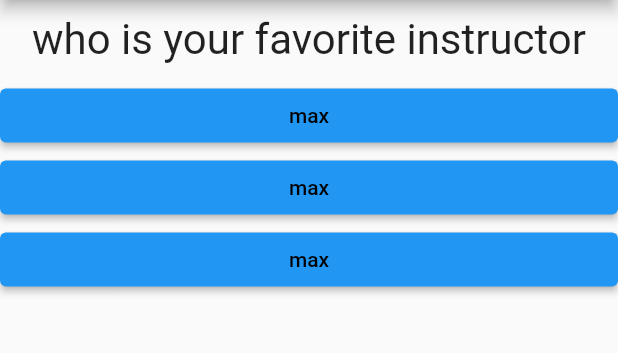
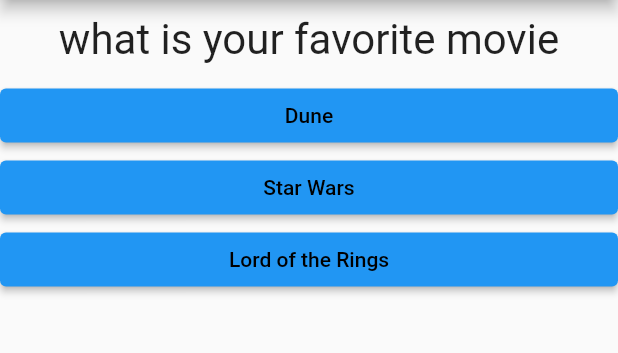
Before and after one commit to pveg/Flutter_Testing_App, a Flutter app: the screen it shows after launch, after a tap on "red", after a tap on "snake", on a phone screen of 412 x 824 dp, the part 84-437 px from its top. Run offline on Flutter 3.47's test engine with Material 2 defaults, Android fonts, the phone set to English and light mode, and no system bars.

Commit message:
passes values throught the widgets, result score and text

```diff
--- a/lib/main.dart
+++ b/lib/main.dart
@@ -20,23 +20,44 @@ class _MyTestingAppState extends State<MyTestingApp> {
   static const _questions = [
     {
       'questionText': 'what is your favorite color',
-      'answers': ['red', 'blue', 'white']
+      'answers': [
+        {'text': 'red', 'score': 10},
+        {'text': 'blue', 'score': 20},
+        {'text': 'white', 'score': 30}
+      ]
     },
     {
       'questionText': 'what is your favorite animal',
-      'answers': ['rabbit', 'snake', 'dog']
+      'answers': [
+        {'text': 'rabbit', 'score': 20},
+        {'text': 'snake', 'score': 10},
+        {'text': 'dog', 'score': 30}
+      ]
     },
     {
-      'questionText': 'who is your favorite instructor',
-      'answers': ['max', 'max', 'max']
+      'questionText': 'what is your favorite movie',
+      'answers': [
+        {'text': 'Dune', 'score': 20},
+        {'text': 'Star Wars', 'score': 30},
+        {'text': 'Lord of the Rings', 'score': 10}
+      ]
     },
   ];
+
   var _questionIndex = 0;
-  void _answerQuestion() {
+  var _totalScore = 0;
+
+void _answerQuestion(int score) {
+    _totalScore += score;
     setState(() {
       _questionIndex++;
     });
     print(_questionIndex);
+    if (_questionIndex < _questions.length) {
+      print('We have more questions!');
+    } else {
+      print('No more questions!');
+    }
   }
 
   @override //makes clear that we overrides the build method
@@ -51,7 +72,7 @@ class _MyTestingAppState extends State<MyTestingApp> {
                 questionIndex: _questionIndex,
                 questions: _questions,
               )
-            : Result(),
+            : Result(_totalScore),
       ),
     ); //receive the named arguments
   }
--- a/lib/quiz.dart
+++ b/lib/quiz.dart
@@ -5,7 +5,8 @@ import 'answers.dart';
 class Quiz extends StatelessWidget {
   final List<Map<String, Object>> questions;
   final int questionIndex;
-  final VoidCallback answerQuestion;
+  final Function answerQuestion; //VoidCallback is useful for callback events with no expected value. For scenarios where you want to return a value back to the parent, you will want to use Function(x).
+  //https://stackoverflow.com/questions/71351392/flutter-the-argument-type-void-function-cant-be-assigned-to-the-parameter
 
   Quiz(
       {@required this.questions,
@@ -15,10 +16,13 @@ class Quiz extends StatelessWidget {
   @override
   Widget build(BuildContext context) {
     return Column(children: <Widget>[
-      Question(questions[questionIndex]['questionText']),
-      ...(questions[questionIndex]['answers'] as List<String>)
-          .map((question) => Answers(answerQuestion, question))
-          .toList()
+      Question(
+        questions[questionIndex]['questionText'],
+      ),
+      ...(questions[questionIndex]['answers'] as List<Map<String, Object>>)
+          .map((answer) {
+        return Answers(() => answerQuestion(answer['score']), answer['text']);
+      }).toList()
     ]);
   }
 }
```
Also changed, not shown: lib/result.dart (+22 -2 lines).
